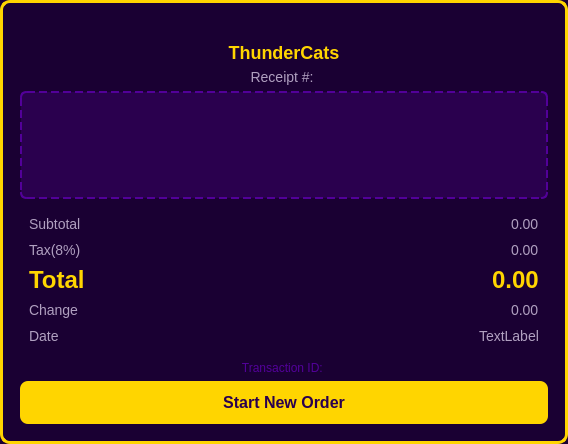
Above: UI/Receipt.ui from codenoobie25/ThunderCats before the change. Below: the same form after it.
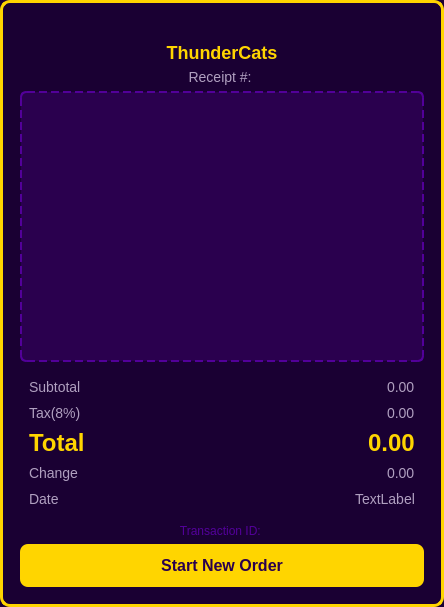
That is the form after the change. Icons and pictures are not drawn.

The edit to the form file:
```diff
--- a/UI/Receipt.ui
+++ b/UI/Receipt.ui
@@ -6,8 +6,8 @@
    <rect>
     <x>0</x>
     <y>0</y>
-    <width>568</width>
-    <height>444</height>
+    <width>444</width>
+    <height>607</height>
    </rect>
   </property>
   <property name="windowTitle">
@@ -138,8 +138,8 @@
           <rect>
            <x>0</x>
            <y>0</y>
-           <width>508</width>
-           <height>54</height>
+           <width>384</width>
+           <height>223</height>
           </rect>
          </property>
          <layout class="QVBoxLayout" name="verticalLayout_3"/>
```
Left out of the diff: 8 changed lines with no effect on the pictures.
